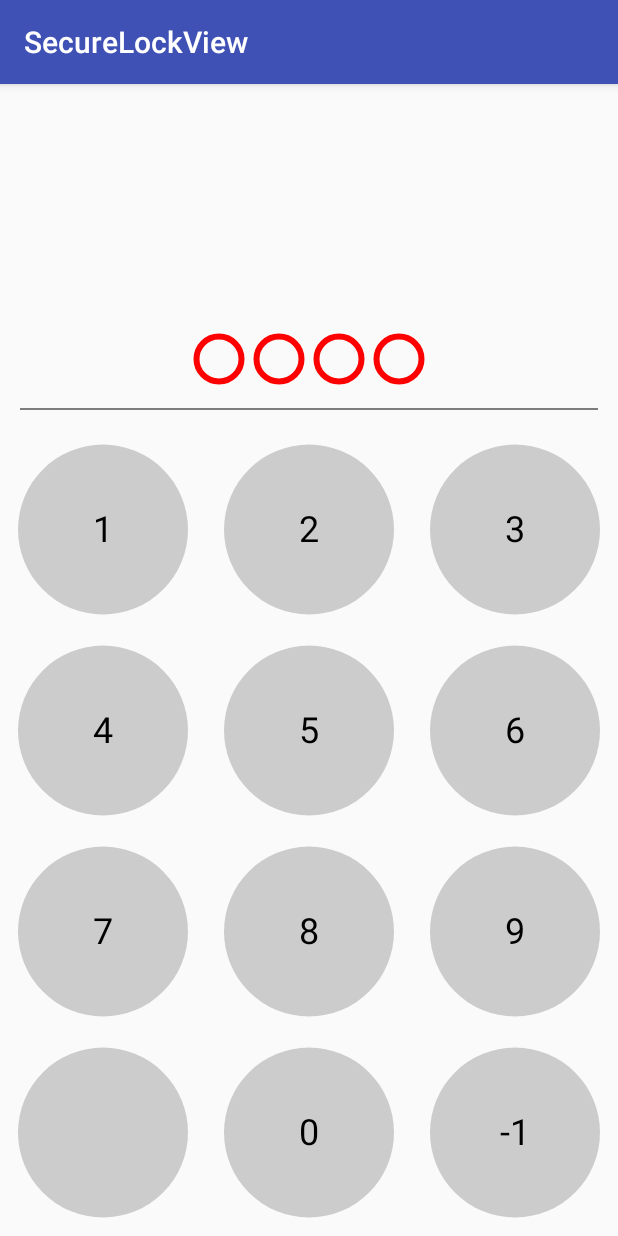
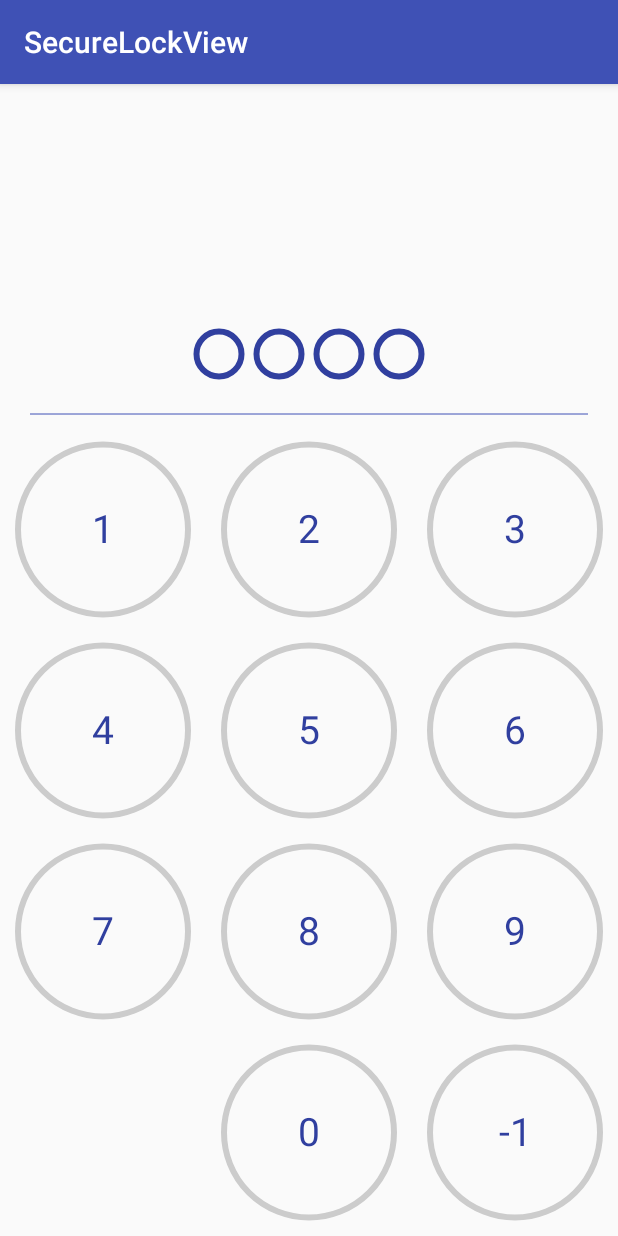
Before and after one commit to kevalpatel2106/PasscodeView, an Android app: the screen it shows after launch (MainActivity), on a phone screen of 412 x 824 dp. Run offline under Robolectric (Android 15) with nearby library versions, the phone set to English and light mode, and no system bars.

Commit message:
Key stroke color

```diff
--- a/app/src/main/java/com/securelockview/sample/MainActivity.java
+++ b/app/src/main/java/com/securelockview/sample/MainActivity.java
@@ -1,5 +1,6 @@
 package com.securelockview.sample;
 
+import android.graphics.Color;
 import android.support.v7.app.AppCompatActivity;
 import android.os.Bundle;
 import android.widget.Toast;
--- a/app/src/main/res/layout/activity_main.xml
+++ b/app/src/main/res/layout/activity_main.xml
@@ -1,14 +1,22 @@
 <?xml version="1.0" encoding="utf-8"?>
-<RelativeLayout
-    xmlns:android="http://schemas.android.com/apk/res/android"
+<RelativeLayout xmlns:android="http://schemas.android.com/apk/res/android"
+    xmlns:app="http://schemas.android.com/apk/res-auto"
     xmlns:tools="http://schemas.android.com/tools"
     android:layout_width="match_parent"
     android:layout_height="match_parent"
     tools:context="com.securelockview.sample.MainActivity">
 
     <com.kevalpatel.passcodeview.pinview.PinView
+        android:id="@+id/pin_view"
         android:layout_width="match_parent"
-        android:id="@+id/pin_view"
-        android:layout_height="match_parent"/>
+        android:layout_height="match_parent"
+        app:dividerColor="#3F51B5"
+        app:indicatorSolidColor="@android:color/holo_red_dark"
+        app:indicatorStrokeColor="#303F9F"
+        app:keyBackgroundColor="#303F9F"
+        app:keyTextColor="#303F9F"
+        app:keyTextSize="26sp"
+        app:pinLength="4"
+        app:titleTextColor="@color/colorPrimaryDark" />
 
 </RelativeLayout>
--- a/passcodeview/src/main/java/com/kevalpatel/passcodeview/pinview/PinView.java
+++ b/passcodeview/src/main/java/com/kevalpatel/passcodeview/pinview/PinView.java
@@ -5,11 +5,9 @@ import android.content.res.TypedArray;
 import android.graphics.Canvas;
 import android.graphics.Paint;
 import android.graphics.Rect;
-import android.os.Build;
 import android.support.annotation.ColorInt;
 import android.support.annotation.NonNull;
 import android.support.annotation.Nullable;
-import android.support.annotation.RequiresApi;
 import android.text.TextPaint;
 import android.util.AttributeSet;
 import android.view.MotionEvent;
@@ -22,6 +20,8 @@ import java.util.ArrayList;
 
 /**
  * Created by Keval on 06-Apr-17.
+ *
+ * @author 'https://github.com/kevalpatel2106'
  */
 
 public class PinView extends View {
@@ -47,7 +47,7 @@ public class PinView extends View {
     private float mKeyTextSize;                             //Surround padding to each single key
     private boolean mIsOneHandOperation = false;            //Bool to set true if you want to display one hand key board.
     @ColorInt
-    private int mKeyBackgroundColor;
+    private int mKeyStrokeColor;
     @ColorInt
     private int mKeyTextColor;
     @ColorInt
@@ -87,12 +87,6 @@ public class PinView extends View {
         init(context, attrs);
     }
 
-    @RequiresApi(api = Build.VERSION_CODES.LOLLIPOP)
-    public PinView(Context context, @Nullable AttributeSet attrs, int defStyleAttr, int defStyleRes) {
-        super(context, attrs, defStyleAttr, defStyleRes);
-        init(context, attrs);
-    }
-
     ///////////////////////////////////////////////////////////////
     //                  SET THEME PARAMS
     ///////////////////////////////////////////////////////////////
@@ -108,7 +102,7 @@ public class PinView extends View {
                 mIndicatorFilledColor = a.getColor(R.styleable.PinView_indicatorSolidColor, Defults.DEF_INDICATOR_FILLED_COLOR);
                 mIndicatorStrokeColor = a.getColor(R.styleable.PinView_indicatorStrokeColor, Defults.DEF_INDICATOR_STROKE_COLOR);
                 mKeyTextColor = a.getColor(R.styleable.PinView_keyTextColor, Defults.DEF_KEY_TEXT_COLOR);
-                mKeyBackgroundColor = a.getColor(R.styleable.PinView_keyBackground, Defults.DEF_KEY_BACKGROUND_COLOR);
+                mKeyStrokeColor = a.getColor(R.styleable.PinView_keyStrokeColor, Defults.DEF_KEY_BACKGROUND_COLOR);
                 mKeyTextSize = a.getDimensionPixelSize(R.styleable.PinView_keyTextSize, (int) mContext.getResources().getDimension(R.dimen.key_text_size));
                 mTitleColor = a.getColor(R.styleable.PinView_titleTextColor, Defults.DEF_TITLE_TEXT_COLOR);
                 mPinCodeLength = a.getInteger(R.styleable.PinView_pinLength, Defults.DEF_PIN_LENGTH);
@@ -121,7 +115,7 @@ public class PinView extends View {
             mIndicatorFilledColor = Defults.DEF_INDICATOR_FILLED_COLOR;
             mIndicatorStrokeColor = Defults.DEF_INDICATOR_STROKE_COLOR;
             mKeyTextColor = Defults.DEF_KEY_TEXT_COLOR;
-            mKeyBackgroundColor = Defults.DEF_KEY_BACKGROUND_COLOR;
+            mKeyStrokeColor = Defults.DEF_KEY_BACKGROUND_COLOR;
             mKeyTextSize = mContext.getResources().getDimension(R.dimen.key_text_size);
             mTitleColor = Defults.DEF_TITLE_TEXT_COLOR;
             mPinCodeLength = Defults.DEF_PIN_LENGTH;
@@ -157,8 +151,10 @@ public class PinView extends View {
 
     private void prepareKeyBgPaint() {
         mKeyPaint = new Paint(Paint.ANTI_ALIAS_FLAG);
-        mKeyPaint.setColor(mKeyBackgroundColor);
+        mKeyPaint.setStyle(Paint.Style.STROKE);
+        mKeyPaint.setColor(mKeyStrokeColor);
         mKeyPaint.setTextSize(mKeyTextSize);
+        mKeyPaint.setStrokeWidth(mContext.getResources().getDimension(R.dimen.key_stroke_width));
 
         invalidate();
     }
@@ -205,6 +201,8 @@ public class PinView extends View {
     private void drawKeys(Canvas canvas) {
         for (Key key : mKeys) {
 
+            if (key.getDigit().isEmpty()) continue; //Don't draw the empty button
+
             //Draw circle background
             canvas.drawCircle(key.getBounds().exactCenterX(),   //Set center width of key
                     key.getBounds().exactCenterY(),             //Set center height of key
@@ -225,7 +223,8 @@ public class PinView extends View {
 
     @Override
     protected void onMeasure(int widthMeasureSpec, int heightMeasureSpec) {
-        measureManiView(widthMeasureSpec, heightMeasureSpec);
+
+        measureMainView(widthMeasureSpec, heightMeasureSpec);
         measureKeyboard();
         measureDivider();
         measureIndicators();
@@ -235,14 +234,13 @@ public class PinView extends View {
     }
 
     private void measureIndicators() {
-        int indicatorWidth = 2 * (int) (mContext.getResources().getDimension(R.dimen.indicator_radius)
-                + mContext.getResources().getDimension(R.dimen.indicator_padding));
+        int indicatorWidth = 2 * (int) (mContext.getResources().getDimension(R.dimen.indicator_radius) + mContext.getResources().getDimension(R.dimen.indicator_padding));
         int totalSpace = indicatorWidth * mPinCodeLength;
 
         Rect dotsIndicatorBound = new Rect();
         dotsIndicatorBound.left = (mRootViewBound.width() - totalSpace) / 2;
         dotsIndicatorBound.right = dotsIndicatorBound.left + totalSpace;
-        dotsIndicatorBound.bottom = mDividerBound.top - 20;
+        dotsIndicatorBound.bottom = (int) (mDividerBound.top - mContext.getResources().getDimension(R.dimen.divider_horizontal_margin));
         dotsIndicatorBound.top = dotsIndicatorBound.bottom - indicatorWidth;
 
         mDotsIndicator = new ArrayList<>(mPinCodeLength);
@@ -258,13 +256,13 @@ public class PinView extends View {
     }
 
     private void measureDivider() {
-        mDividerBound.left = mRootViewBound.left + 20;
-        mDividerBound.right = mRootViewBound.right - 20;
-        mDividerBound.top = mKeyBoardBound.top - 20;
-        mDividerBound.bottom = mKeyBoardBound.top - 20;
+        mDividerBound.left = (int) (mRootViewBound.left + mContext.getResources().getDimension(R.dimen.divider_horizontal_margin));
+        mDividerBound.right = (int) (mRootViewBound.right - mContext.getResources().getDimension(R.dimen.divider_horizontal_margin));
+        mDividerBound.top = (int) (mKeyBoardBound.top - mContext.getResources().getDimension(R.dimen.divider_vertical_margin));
+        mDividerBound.bottom = (int) (mKeyBoardBound.top - mContext.getResources().getDimension(R.dimen.divider_vertical_margin));
     }
 
-    private void measureManiView(int widthMeasureSpec, int heightMeasureSpec) {
+    private void measureMainView(int widthMeasureSpec, int heightMeasureSpec) {
         int[] l = new int[2];
         getLocationOnScreen(l);
 
@@ -391,7 +389,7 @@ public class PinView extends View {
                     reset();
                 }
             }
-        }, 800);
+        }, 500);
     }
 
     public void reset() {
@@ -415,15 +413,6 @@ public class PinView extends View {
     public void setPinCodeLength(int pinCodeLength) {
         mPinCodeLength = pinCodeLength;
         invalidate();
-    }
-
-    public float getKeyTextSize() {
-        return mKeyTextSize;
-    }
-
-    public void setKeyTextSize(float keyTextSize) {
-        mKeyTextSize = keyTextSize;
-        prepareKeyTextPaint();
     }
 
     public boolean isOneHandOperationEnabled() {
@@ -455,11 +444,11 @@ public class PinView extends View {
     }
 
     public int getKeyBackgroundColor() {
-        return mKeyBackgroundColor;
+        return mKeyStrokeColor;
     }
 
     public void setKeyBackgroundColor(int keyBackgroundColor) {
-        mKeyBackgroundColor = keyBackgroundColor;
+        mKeyStrokeColor = keyBackgroundColor;
         prepareKeyBgPaint();
     }
 
--- a/passcodeview/src/main/res/values/attr.xml
+++ b/passcodeview/src/main/res/values/attr.xml
@@ -2,8 +2,7 @@
 <resources>
     <declare-styleable name="PinView">
         <attr name="keyTextSize" format="dimension"/>
-        <attr name="keyBackground" format="reference"/>
-        <attr name="keyBackgroundColor" format="color"/>
+        <attr name="keyStrokeColor" format="color"/>
         <attr name="keyTextColor" format="color"/>
         <attr name="indicatorStrokeColor" format="color"/>
         <attr name="indicatorSolidColor" format="color"/>
--- a/passcodeview/src/main/res/values/dimen.xml
+++ b/passcodeview/src/main/res/values/dimen.xml
@@ -3,6 +3,9 @@
     <dimen name="indicator_padding">5dp</dimen>
     <dimen name="indicator_radius">15dp</dimen>
     <dimen name="indicator_stroke_width">4dp</dimen>
+    <dimen name="key_stroke_width">4dp</dimen>
     <dimen name="key_text_size">24sp</dimen>
     <dimen name="key_padding">10dp</dimen>
+    <dimen name="divider_vertical_margin">10dp</dimen>
+    <dimen name="divider_horizontal_margin">20dp</dimen>
 </resources>
```
Also changed, not shown: passcodeview/src/main/res/drawable-hdpi/ic_back_space.png (added), passcodeview/src/main/res/drawable-mdpi/ic_back_space.png (added), passcodeview/src/main/res/drawable-xhdpi/ic_back_space.png (added), passcodeview/src/main/res/drawable-xxhdpi/ic_back_space.png (added), 1 other file.
